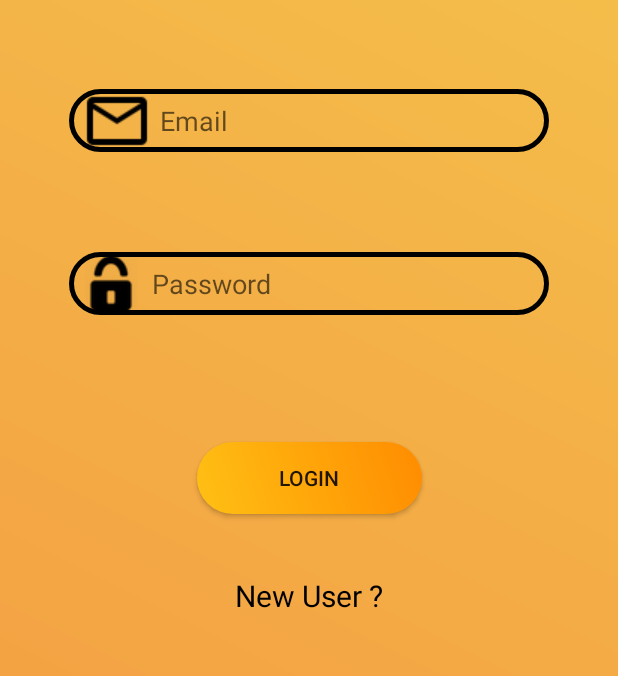
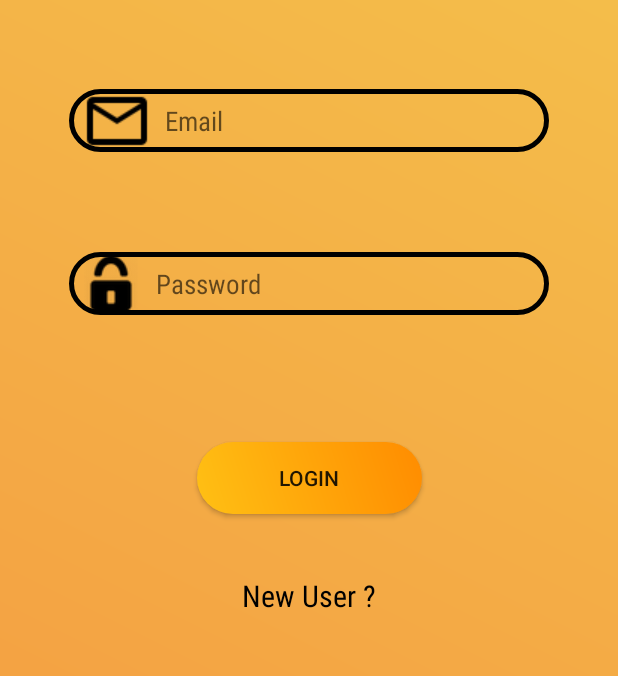
Before and after one commit to vy5hu/tBuddy, an Android app: the login screen opened directly, with no data from a screen before it, on a phone screen of 412 x 824 dp. Shown: the part 396-1072 px from the top of the screen. Run offline under Robolectric (Android 15) with nearby library versions, the phone set to English and light mode, and no system bars.

Commit message:
#6 (Register/Account Type) Layout Completed.

```diff
--- a/app/src/main/AndroidManifest.xml
+++ b/app/src/main/AndroidManifest.xml
@@ -16,7 +16,8 @@
                 <category android:name="android.intent.category.LAUNCHER" />
             </intent-filter>
         </activity>
-        <activity android:name=".login"></activity>
+        <activity android:name=".login" />
+        <activity android:name=".studortea"></activity>
     </application>
 
 </manifest>
--- a/app/src/main/java/in/tbuddy/tbuddy/login.java
+++ b/app/src/main/java/in/tbuddy/tbuddy/login.java
@@ -1,7 +1,9 @@
 package in.tbuddy.tbuddy;
 
+import android.content.Intent;
 import android.support.v7.app.AppCompatActivity;
 import android.os.Bundle;
+import android.view.View;
 
 public class login extends AppCompatActivity {
 
@@ -9,6 +11,13 @@ public class login extends AppCompatActivity {
     protected void onCreate(Bundle savedInstanceState) {
         super.onCreate(savedInstanceState);
         setContentView(R.layout.activity_login);
+        findViewById(R.id.regtotype).setOnClickListener(new View.OnClickListener() {
+            @Override
+            public void onClick(View v) {
+                Intent a=new Intent(login.this,studortea.class);
+                startActivity(a);
+            }
+        });
     }
 
 
--- a/app/src/main/res/drawable/background_start.xml
+++ b/app/src/main/res/drawable/background_start.xml
@@ -1,12 +1,12 @@
 <?xml version="1.0" encoding="utf-8"?>
 <shape xmlns:android="http://schemas.android.com/apk/res/android">
-    <solid android:color="#2BB673">
-        //#4 Start Screen Gradient Minor Changes
+    <solid android:color="@color/start_color_home">
+
 
     </solid>
     <gradient
-        android:startColor="#f49e42"
-        android:endColor="#F4C84D"
+        android:startColor="@color/start_color_home"
+        android:endColor="@color/end_color_home"
         android:angle="45"/>
     <padding android:left="6dp"
         android:top="6dp"
--- a/app/src/main/res/drawable/stroke_text.xml
+++ b/app/src/main/res/drawable/stroke_text.xml
@@ -1,7 +1,7 @@
 <shape xmlns:android="http://schemas.android.com/apk/res/android">
     <stroke
         android:width="3dp"
-        android:color="#000000" />
+        android:color="@color/black_color" />
     <corners
         android:radius="200dp"/>
 
--- a/app/src/main/res/layout/activity_login.xml
+++ b/app/src/main/res/layout/activity_login.xml
@@ -16,12 +16,13 @@
         android:layout_marginStart="8dp"
         android:layout_marginTop="8dp"
         android:background="@drawable/stroke_text"
-        android:drawableLeft="@drawable/email"
+        android:drawableStart="@drawable/email"
         android:ems="10"
-        android:font="@font/agency_fb"
-        android:hint=" Email"
+        android:hint="@string/email"
+        android:fontFamily="sans-serif-condensed"
         android:inputType="textEmailAddress"
-        android:paddingLeft="8dp"
+        android:paddingEnd="8dp"
+        android:paddingStart="8dp"
         android:singleLine="true"
         app:layout_constraintBottom_toBottomOf="parent"
         app:layout_constraintEnd_toEndOf="parent"
@@ -38,12 +39,13 @@
         android:layout_marginStart="8dp"
         android:layout_marginTop="8dp"
         android:background="@drawable/stroke_text"
-        android:drawableLeft="@drawable/rsz_1rsz_pass"
+        android:drawableStart="@drawable/rsz_1rsz_pass"
         android:ems="10"
-        android:font="@font/agency_fb"
-        android:hint="  Password"
+        android:hint="@string/pass"
+        android:fontFamily="sans-serif-condensed"
         android:inputType="textPassword"
-        android:paddingLeft="10dp"
+        android:paddingEnd="8dp"
+        android:paddingStart="10dp"
         android:singleLine="true"
         app:layout_constraintBottom_toBottomOf="parent"
         app:layout_constraintEnd_toEndOf="parent"
@@ -59,6 +61,7 @@
         android:layout_marginEnd="8dp"
         android:layout_marginStart="8dp"
         android:layout_marginTop="8dp"
+        android:contentDescription="@string/slogo"
         app:layout_constraintBottom_toTopOf="@+id/editText"
         app:layout_constraintEnd_toEndOf="parent"
         app:layout_constraintStart_toStartOf="parent"
@@ -74,8 +77,8 @@
         android:layout_marginStart="8dp"
         android:layout_marginTop="8dp"
         android:background="@drawable/background"
-        android:font="@font/agency_fb"
-        android:text="LOGIN"
+        android:text="@string/login"
+
         app:layout_constraintBottom_toBottomOf="parent"
         app:layout_constraintEnd_toEndOf="parent"
         app:layout_constraintStart_toStartOf="parent"
@@ -83,7 +86,7 @@
         app:layout_constraintVertical_bias="0.477" />
 
     <Button
-        android:id="@+id/button2"
+        android:id="@+id/regtotype"
         android:layout_width="200dp"
         android:layout_height="wrap_content"
         android:layout_marginBottom="8dp"
@@ -91,8 +94,7 @@
         android:layout_marginStart="8dp"
         android:layout_marginTop="8dp"
         android:background="@drawable/background"
-        android:font="@font/agency_fb"
-        android:text="REGISTER"
+        android:text="@string/register"
         app:layout_constraintBottom_toBottomOf="parent"
         app:layout_constraintEnd_toEndOf="parent"
         app:layout_constraintStart_toStartOf="parent"
@@ -107,8 +109,8 @@
         android:layout_marginEnd="8dp"
         android:layout_marginStart="8dp"
         android:layout_marginTop="8dp"
-        android:text="New User ?"
-        android:font="@font/agency_fb"
+        android:text="@string/new_user"
+        android:fontFamily="sans-serif-condensed"
         android:textColor="#000000"
         android:textSize="20sp"
         app:layout_constraintBottom_toBottomOf="parent"
--- a/app/src/main/res/layout/activity_main.xml
+++ b/app/src/main/res/layout/activity_main.xml
@@ -2,13 +2,13 @@
 <android.support.constraint.ConstraintLayout xmlns:android="http://schemas.android.com/apk/res/android"
     xmlns:app="http://schemas.android.com/apk/res-auto"
     xmlns:tools="http://schemas.android.com/tools"
+    android:id="@+id/to_login"
+    android:layout_width="match_parent"
+    android:layout_height="match_parent"
     android:background="@drawable/ripple_start"
-    android:id="@+id/to_login"
     android:clickable="true"
     android:focusable="true"
     android:foreground="?attr/selectableItemBackground"
-    android:layout_width="match_parent"
-    android:layout_height="match_parent"
     tools:context=".MainActivity">
 
 
@@ -30,5 +30,4 @@
         app:layout_constraintVertical_bias="0.473" />
 
 
-
 </android.support.constraint.ConstraintLayout>
--- a/app/src/main/res/values/colors.xml
+++ b/app/src/main/res/values/colors.xml
@@ -3,4 +3,9 @@
     <color name="colorPrimary">#3F51B5</color>
     <color name="colorPrimaryDark">#ffc014</color>
     <color name="colorAccent">#FF4081</color>
+    <color name="start_color_button">#ffc014</color>
+    <color name="end_color_button">#FF8C00</color>
+    <color name="start_color_home">#f49e42</color>
+    <color name="end_color_home">#F4C84D</color>
+    <color name="black_color">#000000</color>
 </resources>
--- a/app/src/main/res/values/strings.xml
+++ b/app/src/main/res/values/strings.xml
@@ -2,4 +2,16 @@
     <string name="app_name">tBuddy</string>
     <string name="logo">Official Logo</string>
     <string name="button_001">Enter</string>
+    <string name="email">"  Email"</string>
+    <string name="pass">"   Password"</string>
+    <string name="slogo">Small Logo</string>
+    <string name="login">Login</string>
+    <string name="register">Register</string>
+    <string name="new_user">"New User ?"</string>
+    <string name="w_r_u">Who are You..?</string>
+    <string name="stud">Student</string>
+    <string name="facu">Faculty</string>
+    <string name="submit">Submit</string>
+    <string name="stud_logo">Student Logo</string>
+    <string name="facu_logo">Faculty Logo</string>
 </resources>
```
